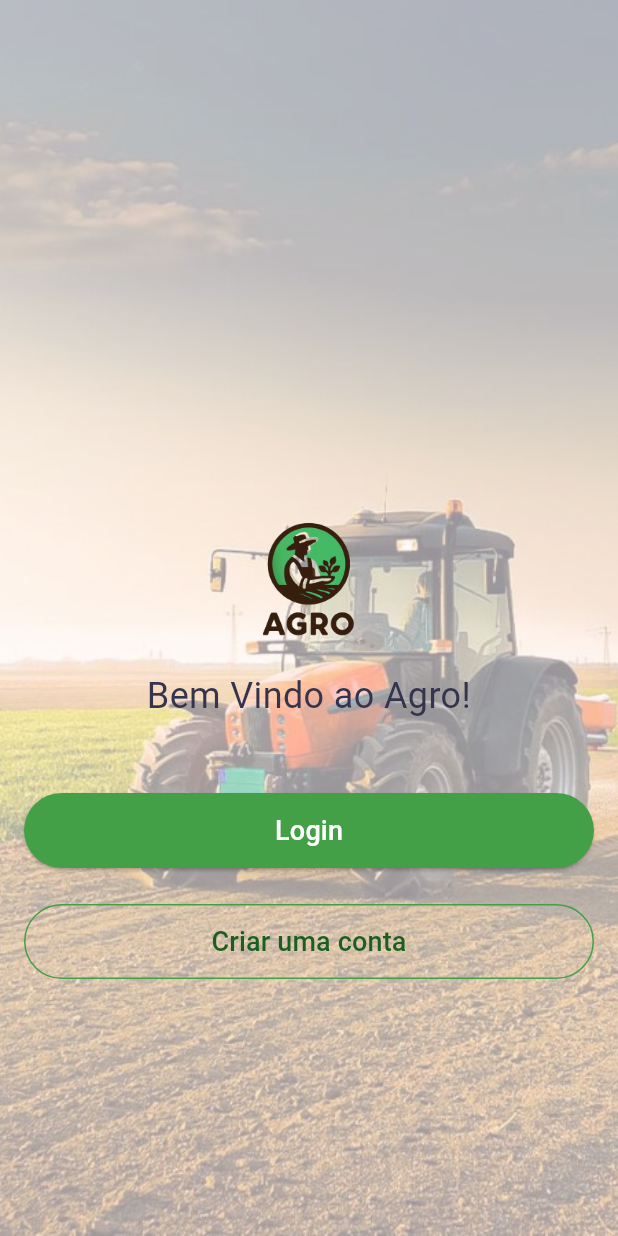
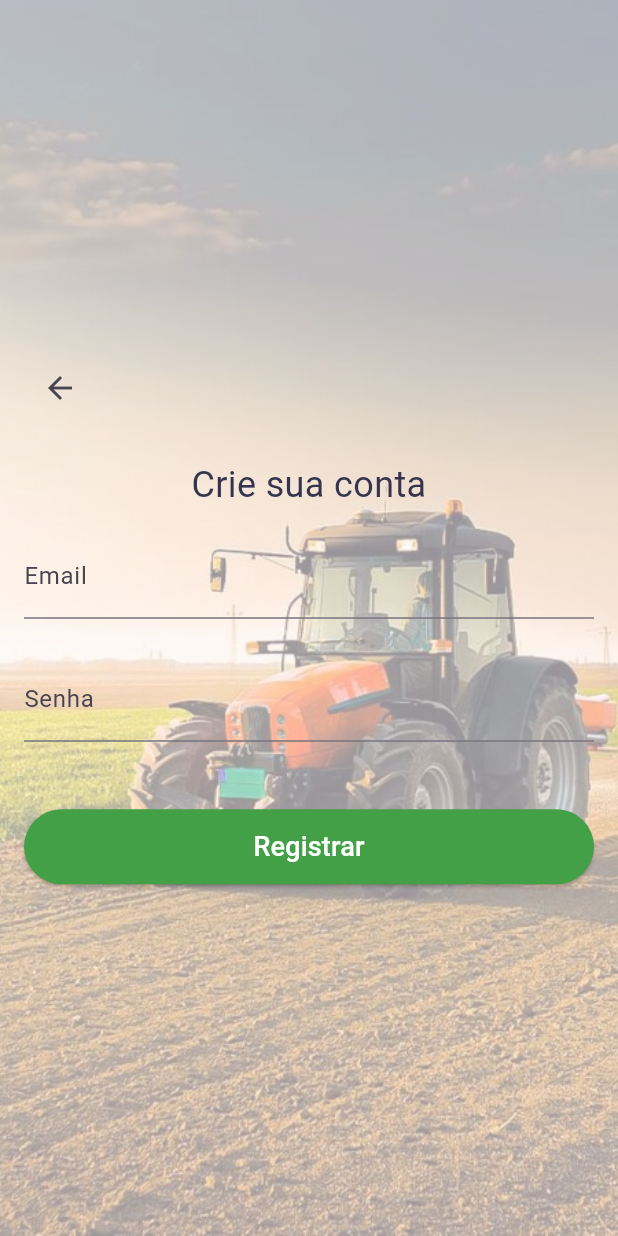
Before and after one commit to GustavoStack/agro, a Flutter app: the screen it shows after launch, after a tap on "Criar uma conta", on a phone screen of 412 x 824 dp. Run offline on Flutter 3.47's test engine with Material 3 defaults, Android fonts, the phone set to English and light mode, and no system bars; our stand-ins replace firebase_auth, firebase_core; accounts and stored records are empty; network calls fail.

Commit message:
criação das telas,register,chat. Backend de register e login concluido

```diff
--- a/lib/app.dart
+++ b/lib/app.dart
@@ -1,9 +1,10 @@
 import 'package:flutter/material.dart';
 import 'package:my_ong/pages/contact.dart';
-
 import 'package:my_ong/pages/home.dart';
 import 'package:my_ong/pages/login_page.dart';
 import 'package:my_ong/pages/ong.dart';
+import 'package:my_ong/pages/register_page.dart';
+import 'package:my_ong/pages/chat_page.dart';
 import 'package:my_ong/utils/app_routes.dart';
 import 'package:my_ong/route_transition.dart';
 
@@ -20,6 +21,9 @@ class App extends StatelessWidget {
         AppRoutes.ong: (ctx) => const OngPage(),
         AppRoutes.contact: (ctx) => const ContactPage(),
         AppRoutes.login: (ctx) => LoginPage(),
+        AppRoutes.register: (ctx) => RegisterPage(),
+        AppRoutes.chat: (ctx) => ChatPage(),
+
       },
     );
   }
--- a/lib/main.dart
+++ b/lib/main.dart
@@ -1,7 +1,19 @@
 import 'package:flutter/material.dart';
-
+import 'package:firebase_core/firebase_core.dart';
 import 'package:my_ong/app.dart';
 
-void main() {
+void main() async {
+  WidgetsFlutterBinding.ensureInitialized();
+  await Firebase.initializeApp(
+    options: FirebaseOptions(
+      apiKey: "AIzaSyAcL_7s9HIdZuhmw69pgrUlV2m0h1y0Img",
+      authDomain: "agro-9a37c.firebaseapp.com",
+      databaseURL: "https://agro-9a37c.firebaseio.com",
+      projectId: "agro-9a37c",
+      storageBucket: "agro-9a37c.appspot.com",
+      messagingSenderId: "723351812404",
+      appId: "1:723351812404:android:35c05c6eebb4725797cd61",
+    ),
+  );
   runApp(const App());
 }
--- a/lib/pages/home.dart
+++ b/lib/pages/home.dart
@@ -1,6 +1,7 @@
 import 'package:flutter/material.dart';
 import 'package:my_ong/route_transition.dart';
 import 'package:my_ong/pages/login_page.dart';
+import 'package:my_ong/pages/register_page.dart';
 
 class HomePage extends StatelessWidget {
   const HomePage({Key? key}) : super(key: key);
@@ -26,7 +27,7 @@ class HomePage extends StatelessWidget {
                 Spacer(flex: 2),
                 Image.asset('assets/images/logo_complete.png', height: 120),
                 Text(
-                  'Bem Vindo ao Agro!',
+                  'Bem Vindo ao AgroGPT!',
                   style: TextStyle(fontSize: 24, color: Color(0xFF34344E)),
                   textAlign: TextAlign.center,
                 ),
@@ -54,7 +55,7 @@ class HomePage extends StatelessWidget {
                     ),
                   ),
                   onPressed: () {
-
+                    Navigator.of(context).push(createRoute(RegisterPage()));
                   },
                   child: Text(
                     'Criar uma conta',
--- /dev/null
+++ b/lib/pages/register_page.dart
@@ -0,0 +1,111 @@
+import 'package:flutter/material.dart';
+
+import 'package:my_ong/utils/app_routes.dart';
+import 'package:firebase_auth/firebase_auth.dart';
+
+class RegisterPage extends StatelessWidget {
+  RegisterPage({Key? key}) : super(key: key);
+
+  // Instância do FirebaseAuth
+  final FirebaseAuth _auth = FirebaseAuth.instance;
+
+  Future<void> _registerWithEmailAndPassword(BuildContext context, String email, String password) async {
+  try {
+    // Registrar com e-mail e senha
+    await _auth.createUserWithEmailAndPassword(email: email, password: password);
+    // Navegar para a tela de login após o registro bem-sucedido
+    Navigator.pushReplacementNamed(context, AppRoutes.login);
+    // Navegar para a tela de login
+    // Exibir um diálogo ou uma snackbar indicando que o registro foi bem-sucedido
+    ScaffoldMessenger.of(context).showSnackBar(
+      SnackBar(
+        content: Text('Registro bem-sucedido!'),
+      ),
+    );
+  } catch (e) {
+    // Lidar com erros de registro
+    print('Erro ao registrar: $e');
+    // Exibir um diálogo ou uma snackbar indicando que ocorreu um erro ao registrar
+    ScaffoldMessenger.of(context).showSnackBar(
+      SnackBar(
+        content: Text('Erro ao registrar: $e'),
+      ),
+    );
+  }
+}
+
+
+  @override
+  Widget build(BuildContext context) {
+    String _email = '';
+    String _password = '';
+
+    return Scaffold(
+      body: Container(
+        decoration: BoxDecoration(
+          image: DecorationImage(
+            image: AssetImage('assets/images/R.jpeg'),
+            fit: BoxFit.cover,
+            colorFilter: ColorFilter.mode(
+                Colors.black.withOpacity(0.4), BlendMode.dstATop),
+          ),
+        ),
+        child: SafeArea(
+          child: Padding(
+            padding: const EdgeInsets.all(16.0),
+            child: Column(
+              mainAxisAlignment: MainAxisAlignment.center,
+              children: <Widget>[
+                Row(
+                  children: <Widget>[
+                    IconButton(
+                      icon: Icon(Icons.arrow_back), // Ícone de seta para voltar
+                      onPressed: () {
+                        Navigator.pop(context); // Voltar para a tela anterior
+                      },
+                    ),
+                  ],
+                ),
+                const SizedBox(height: 24),
+                Text(
+                  'Crie sua conta',
+                  style: TextStyle(fontSize: 24, color: Color(0xFF34344E)),
+                  textAlign: TextAlign.center,
+                ),
+                const SizedBox(height: 16),
+                TextField(
+                  onChanged: (value) => _email = value,
+                  decoration: InputDecoration(
+                    labelText: 'Email',
+                  ),
+                ),
+                const SizedBox(height: 26),
+                TextField(
+                  onChanged: (value) => _password = value,
+                  decoration: InputDecoration(
+                    labelText: 'Senha',
+                  ),
+                  obscureText: true,
+                ),
+                const SizedBox(height: 45),
+                ElevatedButton(
+                  style: ElevatedButton.styleFrom(
+                    backgroundColor: Colors.green[600],
+                    minimumSize: Size(double.infinity, 50),
+                    shape: RoundedRectangleBorder(
+                      borderRadius: BorderRadius.circular(30.0),
+                    ),
+                  ),
+                  onPressed: () =>
+                      _registerWithEmailAndPassword(context, _email, _password),
+                  child: Text('Registrar',
+                      style: TextStyle(fontSize: 18, color: Colors.white)),
+                ),
+              ],
+            ),
+          ),
+        ),
+      ),
+    );
+  }
+}
--- a/lib/utils/app_routes.dart
+++ b/lib/utils/app_routes.dart
@@ -3,4 +3,7 @@ abstract class AppRoutes {
   static const contact = '/contact';
   static const ong = '/ong';
   static const login = '/login';
+  static const register = '/register';
+  static const chat = '/chat';
+
 }
--- a/pubspec.yaml
+++ b/pubspec.yaml
@@ -11,6 +11,9 @@ dependencies:
     sdk: flutter
   animated_background: ^2.0.0
   cupertino_icons: ^1.0.6
+  firebase_core: ^2.30.0
+  firebase_auth: ^4.19.2
+  cloud_firestore: ^4.17.0
 
 dev_dependencies:
   flutter_test:
```
Also changed, not shown: lib/pages/chat_page.dart (added, +113 -0 lines), lib/pages/login_page.dart (+38 -7 lines), pubspec.lock, 16 other files.
